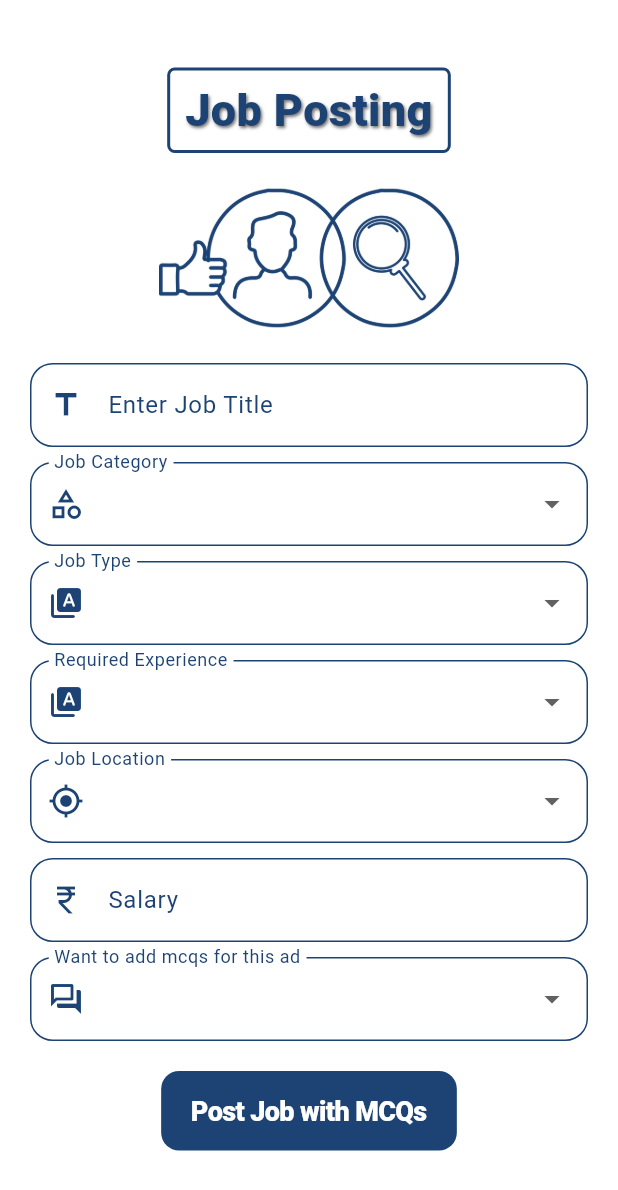
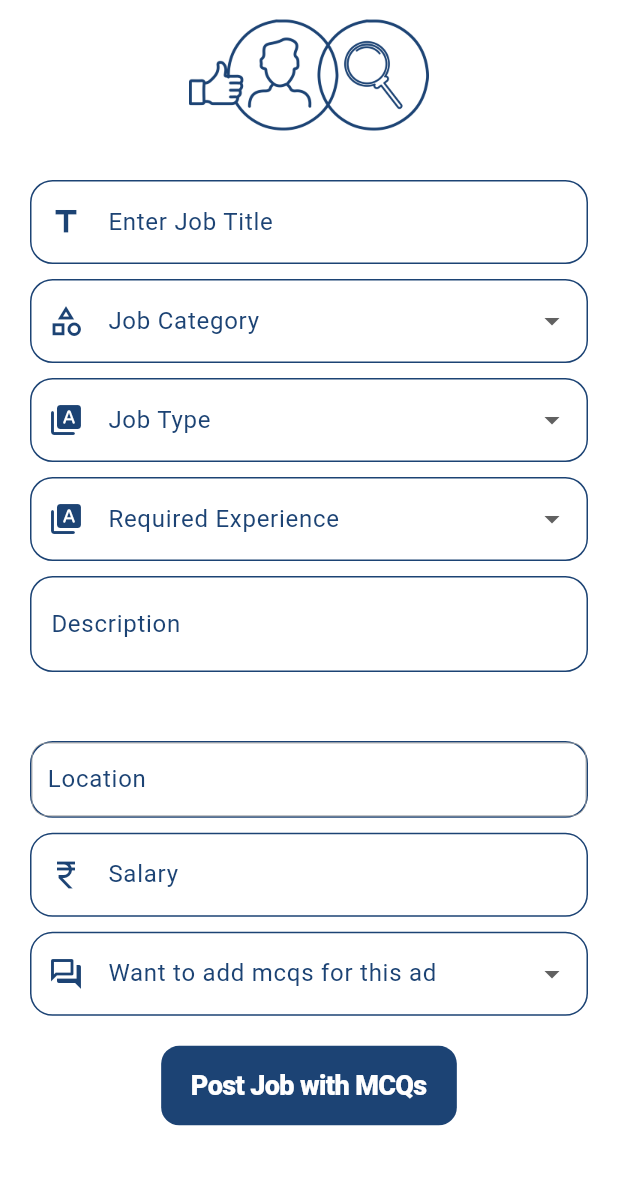
Before and after one commit to Saif334476/saat_recruitment, a Flutter app: the CompanyNewAdPosting screen opened directly, on a phone screen of 412 x 824 dp. Shown: the top 1190 px of the screen. Run offline on Flutter 3.47's test engine with Material 3 defaults, Android fonts, the phone set to English and light mode, and no system bars; drawn by our look-alikes of google_places_flutter; our stand-ins replace cloud_firestore, file_picker, firebase_auth, firebase_core, firebase_storage, gap and 4 more; missing offline and left inert: dart:ffi, email_otp, syncfusion_flutter_pdfviewer; accounts and stored records are empty.

Commit message:
fixed ui

```diff
--- a/lib/JobProvider Pages/JP Nav Bar/Nav Items/Ad Posting/new_ad_posting.dart
+++ b/lib/JobProvider Pages/JP Nav Bar/Nav Items/Ad Posting/new_ad_posting.dart
@@ -1,6 +1,7 @@
 import 'package:firebase_auth/firebase_auth.dart';
 import 'package:flutter/cupertino.dart';
 import 'package:flutter/material.dart';
+import 'package:saat_recruitment/Models/job.dart';
 import 'package:saat_recruitment/reusable_widgets/reusable_widget.dart';
 import '../../../../Models/mcq_model.dart';
 import 'ad_mcqs.dart';
@@ -25,10 +26,12 @@ class CompanyNewAdPostingState extends State<CompanyNewAdPosting> {
   String _jobType = '';
   String _requiredExperience = '';
   final TextEditingController _salary = TextEditingController();
-  String _location = '';
+  late TextEditingController _location = TextEditingController();
+  final TextEditingController _description = TextEditingController();
   List<MCQ> mcqList = [];
   final _formKey = GlobalKey<FormState>();
   bool? isActive;
+  String jobAdId = "";
 
   @override
   void dispose() {
@@ -50,11 +53,14 @@ class CompanyNewAdPostingState extends State<CompanyNewAdPosting> {
     } else {
       _selectedOption = '';
       _selectedCategory = '';
-      _location = '';
+      _location.clear();
       _jobType = '';
       _requiredExperience = '';
       _jobTitle.clear();
       _salary.clear();
+    }
+    if (widget.jobAdId != null) {
+      jobAdId = widget.jobAdId!;
     }
   }
 
@@ -62,7 +68,8 @@ class CompanyNewAdPostingState extends State<CompanyNewAdPosting> {
   Widget build(BuildContext context) {
     print('_selectedOption: $_selectedOption');
 
-    return Scaffold(
+    return SafeArea(
+      child: Scaffold(
         // appBar: AppBar(
         //   automaticallyImplyLeading: false,
         //   title: const Text(
@@ -73,54 +80,54 @@ class CompanyNewAdPostingState extends State<CompanyNewAdPosting> {
         // ),
         body: SingleChildScrollView(
           child: Padding(
-          padding: const EdgeInsets.only(top: 45),
+            padding: const EdgeInsets.only(top: 5),
             child: Column(children: [
-            Padding(
-              padding: const EdgeInsets.only(bottom: 5),
-              child: Container(
-                decoration: BoxDecoration(borderRadius: BorderRadius.circular(5),border: Border.all(color: const Color(0xff1C4374),width: 2)),
-                child: const Padding(
-                  padding: EdgeInsets.only(top: 5.0,bottom: 5,right: 10,left: 10),
-                  child: Text(
-                    'Job Posting',
-                    style: TextStyle(
-                      shadows: [
-                        Shadow(
-                          offset: Offset(1.0, 1.0),
-                          color: Colors.black54,
-                          blurRadius: 2.0,
-                        ),
-                      ],
-                      fontWeight: FontWeight.w900,
-                      fontSize: 30,
-                    ),
-                    textAlign: TextAlign.center,
-                  ),
-                ),
-              ),
-            ),
+              // Padding(
+              //   padding: const EdgeInsets.only(bottom: 5),
+              //   child: Container(
+              //     decoration: BoxDecoration(borderRadius: BorderRadius.circular(5),border: Border.all(color: const Color(0xff1C4374),width: 2)),
+              //     child: const Padding(
+              //       padding: EdgeInsets.only(top: 5.0,bottom: 5,right: 10,left: 10),
+              //       child: Text(
+              //         'Job Posting',
+              //         style: TextStyle(
+              //           shadows: [
+              //             Shadow(
+              //               offset: Offset(1.0, 1.0),
+              //               color: Colors.black54,
+              //               blurRadius: 2.0,
+              //             ),
+              //           ],
+              //           fontWeight: FontWeight.w900,
+              //           fontSize: 30,
+              //         ),
+              //         textAlign: TextAlign.center,
+              //       ),
+              //     ),
+              //   ),
+              // ),
               Padding(
                   padding: const EdgeInsets.only(right: 20, left: 20),
                   child: Form(
                       key: _formKey,
                       child: Column(
                           mainAxisAlignment: MainAxisAlignment.start,
-                        // crossAxisAlignment: CrossAxisAlignment.center,
                           children: [
                             Padding(
                               padding: const EdgeInsets.only(top: 5.0),
                               child: SizedBox(
-                              height: 120,
-                              width: 200,
+                                height: 80,
+                                width: MediaQuery.of(context).size.width * 0.8,
                                 child: Image.asset(
                                   "assets/job_posting.webp",
                                   color: const Color(0xff1C4374),
                                 ),
                               ),
                             ),
-                          Padding(
-                            padding: const EdgeInsets.only(top: 10.0),
-                            child: textFormField(
+                            const SizedBox(
+                              height: 30,
+                            ),
+                            textFormField(
                                 onChanged: () {
                                   setState(() {});
                                 },
@@ -135,10 +142,11 @@ class CompanyNewAdPostingState extends State<CompanyNewAdPosting> {
                                 },
                                 controller: _jobTitle,
                                 keyboard: TextInputType.text),
-                          ),
                             Padding(
                               padding: const EdgeInsets.only(top: 10),
                               child: dropDown(
+                                isEditing:
+                                    (widget.jobAdData == null) ? false : true,
                                 value: _selectedCategory,
                                 items: [
                                   'IT & Technology',
@@ -151,7 +159,7 @@ class CompanyNewAdPostingState extends State<CompanyNewAdPosting> {
                                   'Creative & Design',
                                   'Hospitality & Tourism',
                                   'Education & Training',
-                                ""
+                                  "Other"
                                 ].map((category) {
                                   return DropdownMenuItem(
                                     value: category,
@@ -176,6 +184,8 @@ class CompanyNewAdPostingState extends State<CompanyNewAdPosting> {
                             Padding(
                               padding: const EdgeInsets.only(top: 10),
                               child: dropDown(
+                                isEditing:
+                                    (widget.jobAdData == null) ? false : true,
                                 value: _jobType,
                                 items: [
                                   'Remote',
@@ -184,7 +194,6 @@ class CompanyNewAdPostingState extends State<CompanyNewAdPosting> {
                                   'Contract',
                                   'Freelance',
                                   'Internship',
-                                ""
                                 ].map((jobType) {
                                   return DropdownMenuItem(
                                     value: jobType,
@@ -207,6 +216,8 @@ class CompanyNewAdPostingState extends State<CompanyNewAdPosting> {
                             Padding(
                               padding: const EdgeInsets.only(top: 10),
                               child: dropDown(
+                                isEditing:
+                                    (widget.jobAdData == null) ? false : true,
                                 value: _requiredExperience,
                                 items: [
                                   'No',
@@ -214,7 +225,6 @@ class CompanyNewAdPostingState extends State<CompanyNewAdPosting> {
                                   'Two Years',
                                   'Three Years',
                                   'Five Years',
-                                ""
                                 ].map((jobExperience) {
                                   return DropdownMenuItem(
                                     value: jobExperience,
@@ -234,59 +244,24 @@ class CompanyNewAdPostingState extends State<CompanyNewAdPosting> {
                                 icon: Icons.type_specimen_rounded,
                               ),
                             ),
-                          Padding(
-                            padding: const EdgeInsets.only(top: 10),
-                            child: dropDown(
-                              value: _location,
-                              items: [
-                                'Karachi',
-                                'Lahore',
-                                'Faisalabad',
-                                'Rawalpindi',
-                                'Multan',
-                                'Gujranwala',
-                                'Hyderabad',
-                                'Peshawar',
-                                'Islamabad',
-                                'Quetta',
-                                'Sargodha',
-                                'Sialkot',
-                                'Bahawalpur',
-                                'Sukkur',
-                                'Gujrat',
-                                'Sahiwal',
-                                'Okara',
-                                'Jhang',
-                                'D.G Khan',
-                                'Chiniot',
-                                'Jehlum',
-                                'Khanewal',
-                                'Kohat',
-                                'Bawalnagar',
-                                'Chakwal',
-                                'Mianwali',
-                                ""
-                              ].map((location) {
-                                return DropdownMenuItem(
-                                  value: location,
-                                  child: Text(location),
-                                );
-                              }).toList(),
-                              validator: (value) {
-                                if (value == null) {
-                                  return 'Select Job Location';
-                                }
-                                return null;
-                              },
-                              onChanged: (value) {
-                                setState(() {
-                                  _location = value;
-                                });
-                              },
-                              text: 'Job Location',
-                              icon: Icons.my_location_outlined,
+                            const SizedBox(
+                              height: 10,
+                            ),
+                            SizedBox(
+                              height: 100,
+                              child: TextField(
+                                controller: _description,
+                                decoration: InputDecoration(
+                                  border: OutlineInputBorder(borderRadius: BorderRadius.circular(15)),
+                                  labelText: 'Description',
+                                  contentPadding: const EdgeInsets.symmetric(
+                                      vertical: 20.0, horizontal: 10.0),
+                                ),
+                                maxLines: null,
                               ),
                             ),
+                            const SizedBox(height: 10,),
+                            placesAutoCompleteTextField(_location),
                             Padding(
                               padding: const EdgeInsets.only(top: 10),
                               child: textFormField(
@@ -294,7 +269,7 @@ class CompanyNewAdPostingState extends State<CompanyNewAdPosting> {
                                     setState(() {});
                                   },
                                   "Salary",
-                                Icons.currency_rupee,
+                                  Icons.currency_rupee_outlined,
                                   false,
                                   validator: (value) {
                                     if (value!.isEmpty) {
@@ -308,8 +283,10 @@ class CompanyNewAdPostingState extends State<CompanyNewAdPosting> {
                             Padding(
                               padding: const EdgeInsets.only(top: 10),
                               child: dropDown(
+                                isEditing:
+                                    (widget.jobAdData == null) ? false : true,
                                 value: _selectedOption,
-                              items: ['Yes', 'No', ""].map((valued) {
+                                items: ['Yes', 'No'].map((valued) {
                                   return DropdownMenuItem(
                                     value: valued,
                                     child: Text(valued),
@@ -337,24 +314,34 @@ class CompanyNewAdPostingState extends State<CompanyNewAdPosting> {
                                         child: CupertinoButton(
                                             color: const Color(0xff1C4374),
                                             onPressed: () async {
-                                            if (_formKey.currentState!.validate()) {
-                                              Navigator.push(
-                                                context,
-                                                MaterialPageRoute(
-                                                  builder: (context) => PreviewPage(
+                                              if (_formKey.currentState!
+                                                  .validate()) {
+                                                Job job = Job(
+                                                    jobId: jobAdId,
                                                     jobTitle: _jobTitle.text,
                                                     selectedCategory:
                                                         _selectedCategory,
                                                     jobType: _jobType,
                                                     requiredExperience:
                                                         _requiredExperience,
-                                                    location: _location,
+                                                    location: _location.text,
                                                     salary: _salary.text,
-                                                    selectedOption: _selectedOption,
-                                                    jobId: dateTime.toString(),
-                                                    mcq: const [],
+                                                    selectedOption:
+                                                        _selectedOption,
+                                                    mcq: [],
+                                                    postedBy: uid!,
+                                                    postedAt: DateTime.now(),
+                                                    description:
+                                                        _description.text);
+
+                                                Navigator.push(
+                                                  context,
+                                                  MaterialPageRoute(
+                                                    builder: (context) =>
+                                                        PreviewPage(
+                                                      job: job,
+                                                      jobAdData: widget.jobAdData,
                                                       jobAdId: widget.jobAdId,
-                                                    jobAdData: widget.jobAdData,
                                                     ),
                                                   ),
                                                 );
@@ -372,22 +359,31 @@ class CompanyNewAdPostingState extends State<CompanyNewAdPosting> {
                                         child: CupertinoButton(
                                             color: const Color(0xff1C4374),
                                             onPressed: () async {
-                                            if (_formKey.currentState!.validate()) {
-                                              Navigator.push(
-                                                context,
-                                                MaterialPageRoute(
-                                                  builder: (context) => PreviewPage(
+                                              if (_formKey.currentState!
+                                                  .validate()) {
+                                                Job job = Job(
+                                                    jobId: jobAdId,
                                                     jobTitle: _jobTitle.text,
                                                     selectedCategory:
                                                         _selectedCategory,
                                                     jobType: _jobType,
                                                     requiredExperience:
                                                         _requiredExperience,
-                                                    location: _location,
+                                                    location: _location.text,
                                                     salary: _salary.text,
-                                                    selectedOption: _selectedOption,
-                                                    jobId: dateTime.toString(),
-                                                    mcq: const [],
+                                                    selectedOption:
+                                                        _selectedOption,
+                                                    mcq: [],
+                                                    postedBy: uid!,
+                                                    postedAt: DateTime.now(),
+                                                    description:
+                                                        _description.text);
+                                                Navigator.push(
+                                                  context,
+                                                  MaterialPageRoute(
+                                                    builder: (context) =>
+                                                        PreviewPage(
+                                                      job: job,
                                                       jobAdData: widget.jobAdData,
                                                       jobAdId: widget.jobAdId,
                                                     ),
@@ -408,7 +404,8 @@ class CompanyNewAdPostingState extends State<CompanyNewAdPosting> {
                                         child: CupertinoButton(
                                             color: const Color(0xff1C4374),
                                             onPressed: () async {
-                                            if (_formKey.currentState!.validate()) {
+                                              if (_formKey.currentState!
+                                                  .validate()) {
                                                 Navigator.push(
                                                   context,
                                                   MaterialPageRoute(
@@ -421,9 +418,10 @@ class CompanyNewAdPostingState extends State<CompanyNewAdPosting> {
                                                       jobType: _jobType,
                                                       requiredExperience:
                                                           _requiredExperience,
-                                                    location: _location,
+                                                      location: _location.text,
                                                       salary: _salary.text,
-                                                    selectedOption: _selectedOption,
+                                                      selectedOption:
+                                                          _selectedOption,
                                                       jobId: dateTime.toString(),
                                                       jobAdId: widget.jobAdId,
                                                     ),
@@ -444,7 +442,8 @@ class CompanyNewAdPostingState extends State<CompanyNewAdPosting> {
                                         child: CupertinoButton(
                                           color: const Color(0xff1C4374),
                                           onPressed: () async {
-                                          if (_formKey.currentState!.validate()) {
+                                            if (_formKey.currentState!
+                                                .validate()) {
                                               Navigator.push(
                                                 context,
                                                 MaterialPageRoute(
@@ -457,9 +456,10 @@ class CompanyNewAdPostingState extends State<CompanyNewAdPosting> {
                                                     jobType: _jobType,
                                                     requiredExperience:
                                                         _requiredExperience,
-                                                  location: _location,
+                                                    location: _location.text,
                                                     salary: _salary.text,
-                                                  selectedOption: _selectedOption,
+                                                    selectedOption:
+                                                        _selectedOption,
                                                     jobId: dateTime.toString(),
                                                   ),
                                                 ),
@@ -480,6 +480,7 @@ class CompanyNewAdPostingState extends State<CompanyNewAdPosting> {
             ]),
           ),
         ),
+      ),
     );
   }
 }
--- a/lib/JobProvider Pages/jp_form_page.dart
+++ b/lib/JobProvider Pages/jp_form_page.dart
@@ -1,5 +1,4 @@
 import 'dart:io';
-
 import 'package:firebase_auth/firebase_auth.dart';
 import 'package:saat_recruitment/reusable_widgets/profile_pic.dart';
 import 'package:saat_recruitment/reusable_widgets/reusable_widget.dart';
@@ -113,6 +112,7 @@ class _CompanyFormPageState extends State<CompanyFormPage> {
                 Padding(
                     padding: const EdgeInsets.only(top: 15),
                     child: dropDown(
+                      isEditing: false,
                       value: _selectedIndustry,
                       text: "Industry",
                       icon: Icons.category_outlined,
@@ -149,6 +149,7 @@ class _CompanyFormPageState extends State<CompanyFormPage> {
                 Padding(
                     padding: const EdgeInsets.only(top: 15),
                     child: dropDown(
+                      isEditing: false,
                       value: _selectedCompanySize,
                       text: "Company Size",
                       icon: Icons.business_sharp,
--- a/lib/Models/job.dart
+++ b/lib/Models/job.dart
@@ -7,6 +7,7 @@ class Job {
   final String selectedCategory;
   final String jobType;
   final String requiredExperience;
+  final String description;
   final String location;
   final String salary;
   final String selectedOption;
@@ -26,6 +27,7 @@ class Job {
     required this.mcq,
     required this.postedBy,
     required this.postedAt,
+    required this.description
   });
 
   factory Job.fromMap(Map<String, dynamic> map) {
@@ -40,7 +42,7 @@ class Job {
       selectedOption: map['selectedOption'],
       mcq: (map['mcq'] as List).map((mcq) => MCQ.fromMap(mcq)).toList(),
       postedBy: map['postedBy'],
-      postedAt: (map['postedAt'] as Timestamp).toDate(),
+      postedAt: (map['postedAt'] as Timestamp).toDate(), description: map['description'],
     );
   }
 
@@ -57,6 +59,7 @@ class Job {
       'mcq': mcq.map((mcq) => mcq.toMap()).toList(),
       'postedBy': postedBy,
       'postedAt': Timestamp.fromDate(postedAt),
+      'description':description
     };
   }
 }
--- a/lib/job_seeker_pages/job_seeker_form.dart
+++ b/lib/job_seeker_pages/job_seeker_form.dart
@@ -185,6 +185,7 @@ class JobSeekerProfileState extends State<JobSeekerProfile> {
                       Padding(
                           padding: const EdgeInsets.only(top: 10),
                           child: dropDown(
+                            isEditing: false,
                             value: _gender,
                             icon: Icons.person_add,
                             validator: (value) {
--- a/lib/reusable_widgets/reusable_widget.dart
+++ b/lib/reusable_widgets/reusable_widget.dart
@@ -89,6 +89,7 @@ SizedBox elevatedButton(String text, Function onPressed,
 }
 
 DropdownButtonFormField dropDown({
+  required bool isEditing,
   required String text,
   required dynamic value,
   required IconData icon,
@@ -111,7 +112,7 @@ DropdownButtonFormField dropDown({
       labelText: text,
       prefixIcon: Icon(icon),
     ),
-    value: value,
+    value:isEditing? value:null,
     items: items,
     onSaved: onSaved,
     dropdownColor: const Color(0xFF97C5FF),
```
Also changed, not shown: lib/Admin_Panel/admin_panel.dart (+12 -5 lines), lib/Admin_Panel/preview_doc.dart (+29 -12 lines), lib/JobProvider Pages/JP Nav Bar/Nav Items/Ad Posting/ad_mcqs.dart (+21 -10 lines), lib/JobProvider Pages/JP Nav Bar/Nav Items/Ad Posting/ad_preview_page.dart (+49 -104 lines), lib/JobProvider Pages/JP Nav Bar/Nav Items/Job Ads Listing/list_job_ads.dart (+19 -10 lines), lib/Services/firestore_services.dart (+24 -0 lines). Lines whose indentation alone changed are shown as unchanged.
